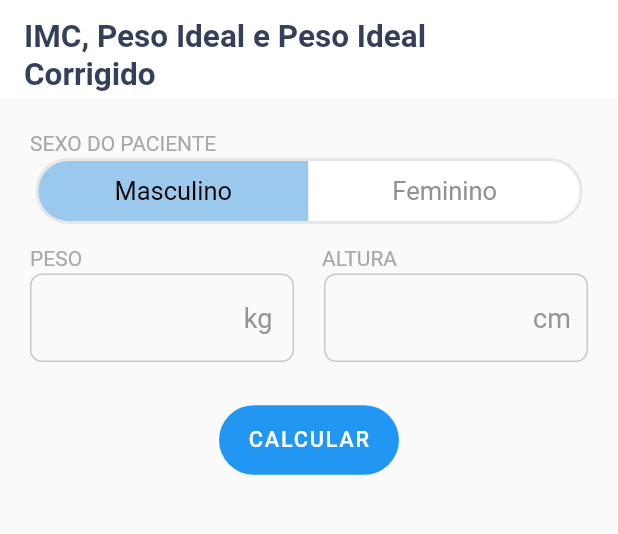
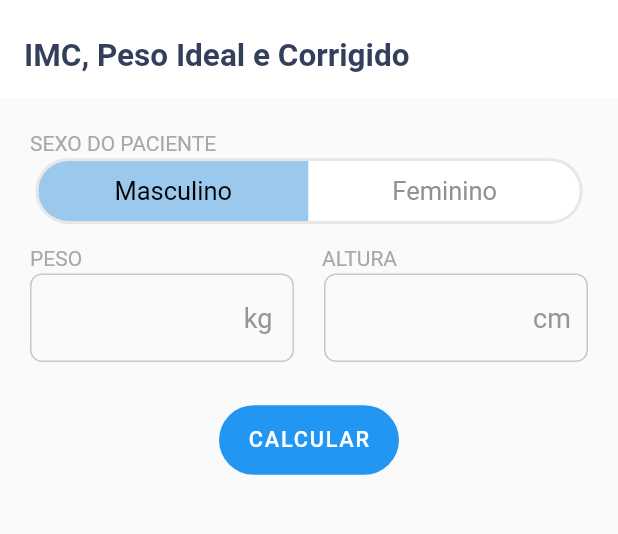
Before and after one commit to patrickkaic/AxCalc, a Flutter app: the DetailsPage screen opened by its route, on a phone screen of 412 x 824 dp, the part 46-580 px from its top. Run offline on Flutter 3.47's test engine with Material 2 defaults, Android fonts, the phone set to English and light mode, and no system bars; drawn by our look-alikes of toggle_switch; our stand-ins replace go_router.

Commit message:
AppBar, AppBarCacls was added in folder componets and used in IMC calc

```diff
--- a/lib/details_page/Componets/AppBar/app_bar.dart
+++ b/lib/details_page/Componets/AppBar/app_bar.dart
@@ -2,21 +2,12 @@
 
 import 'package:flutter/material.dart';
 
-class MyCards extends StatelessWidget {
-  const MyCards({
-    super.key,
-    required this.text,
-    this.fontSize,
-    required this.onTap,
-  });
-
-  final String text;
-  final double? fontSize;
-  final Function() onTap;
-
+class MyAppBar extends StatelessWidget {
+  const MyAppBar({super.key});
   @override
   Widget build(BuildContext context) {
-    return AppBar(
+    return Scaffold(
+      appBar: AppBar(
         leading: BackButton(color: Colors.black),
         backgroundColor: Colors.white,
         centerTitle: true,
@@ -29,6 +20,7 @@ class MyCards extends StatelessWidget {
             fontWeight: FontWeight.bold,
           ),
         ),
+      ),
     );
   }
 }
--- /dev/null
+++ b/lib/details_page/Componets/AppBar/app_bar_calcs.dart
@@ -0,0 +1,25 @@
+// ignore_for_file: prefer_const_constructors
+
+import 'package:flutter/material.dart';
+
+class MyAppCalcs extends StatelessWidget {
+  const MyAppCalcs({required this.text, super.key});
+
+  final String text;
+  @override
+  Widget build(BuildContext context) {
+    return AppBar(
+      elevation: 0,
+      automaticallyImplyLeading: false,
+      backgroundColor: Colors.white,
+      title: Text(
+        text,
+        style: TextStyle(
+          color: Color.fromARGB(255, 52, 63, 92),
+          fontSize: 21,
+          fontWeight: FontWeight.bold,
+        ),
+      ),
+    );
+  }
+}
--- a/lib/details_page/IMC/details_page_imc.dart
+++ b/lib/details_page/IMC/details_page_imc.dart
@@ -1,5 +1,7 @@
 // ignore_for_file: prefer_const_constructors, prefer_const_literals_to_create_immutables
 
+import 'package:axcalc/details_page/Componets/AppBar/app_bar.dart';
+import 'package:axcalc/details_page/Componets/AppBar/app_bar_calcs.dart';
 import 'package:axcalc/details_page/IMC/result_imc.dart';
 import 'package:flutter/material.dart';
 import 'package:toggle_switch/toggle_switch.dart';
@@ -36,42 +38,12 @@ class _DetailsPageState extends State<DetailsPage> {
     return Scaffold(
       appBar: PreferredSize(
         preferredSize: Size.fromHeight(40.0),
-        child: AppBar(
-          leading: BackButton(color: Colors.black),
-          backgroundColor: Colors.white,
-          centerTitle: true,
-          elevation: 0,
-          title: Text(
-            'Cálculo',
-            style: TextStyle(
-              color: Color.fromARGB(255, 52, 63, 92),
-              fontSize: 18,
-              fontWeight: FontWeight.bold,
-            ),
-          ),
-        ),
+        child: MyAppBar(),
       ),
       body: Column(
         children: [
-          Padding(
-            padding: const EdgeInsets.all(0.0),
-            child: AppBar(
-              elevation: 0,
-              automaticallyImplyLeading: false,
-              backgroundColor: Colors.white,
-              title: Text(
-                'IMC, Peso Ideal e Peso Ideal \nCorrigido',
-                style: TextStyle(
-                  color: Color.fromARGB(255, 52, 63, 92),
-                  fontSize: 21,
-                  fontWeight: FontWeight.bold,
-                ),
-              ),
-            ),
-          ),
-          SizedBox(
-            height: 20,
-          ),
+          MyAppCalcs(text: 'IMC, Peso Ideal e Corrigido'),
+          SizedBox(height: 20),
           Padding(
             padding: const EdgeInsets.symmetric(horizontal: 20, vertical: 2),
             child: Container(
```
Also changed, not shown: lib/details_page/IMC/result_imc.dart (+4 -30 lines). Lines whose indentation alone changed are shown as unchanged.
